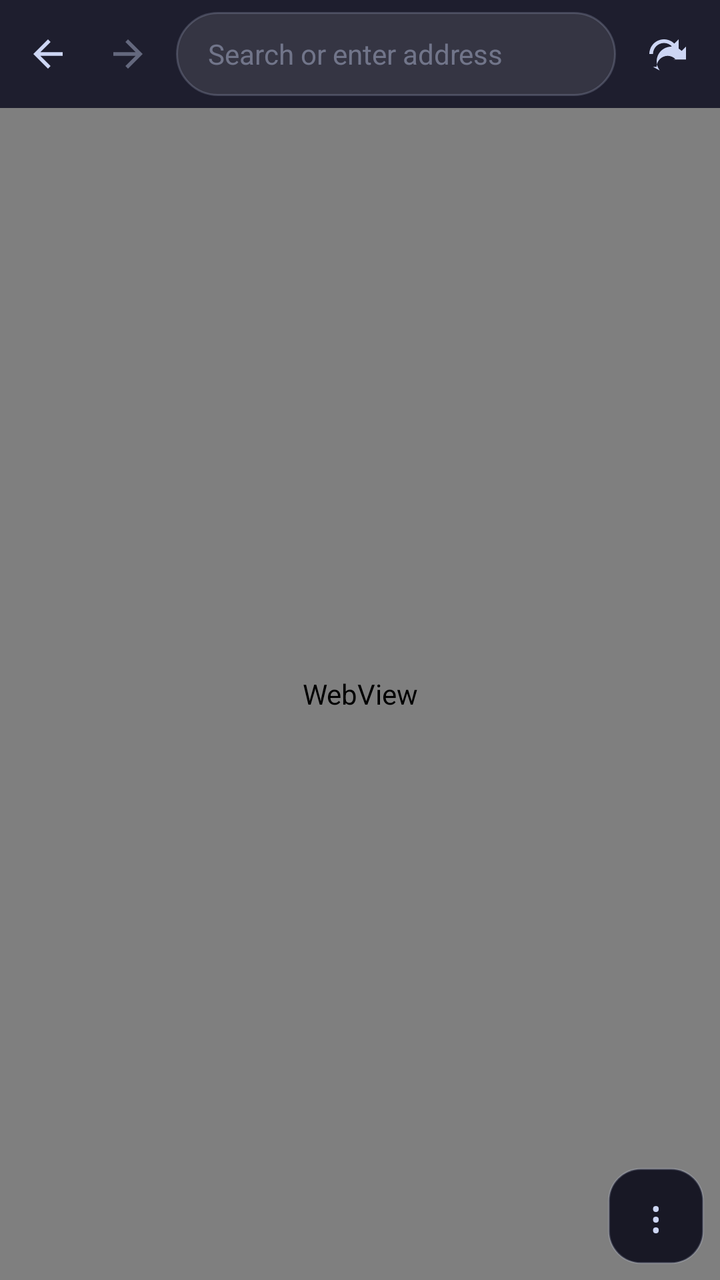
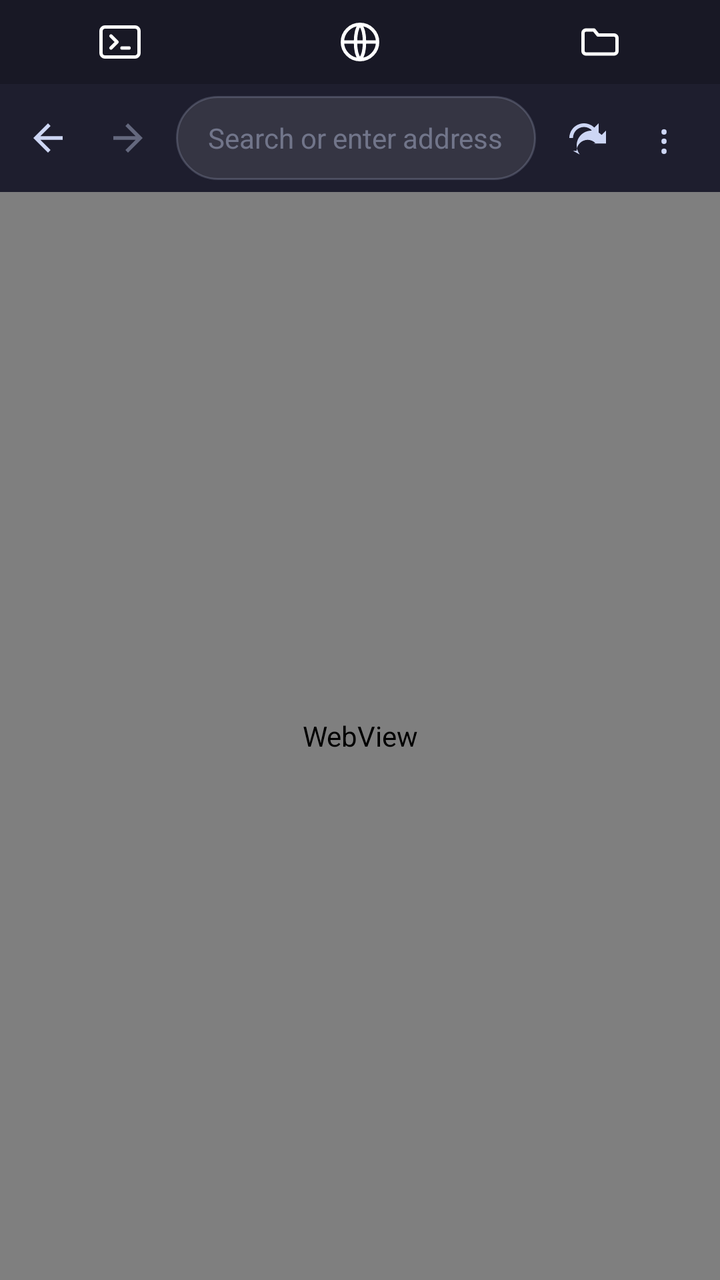

Screens rendered from an Android XML layout before and after an edit, with the pre-edit source and the edit as a unified diff.
<!-- AndroidManifest.xml: activity theme Theme.RedTermApp -->
<!-- res/layout/activity_browser.xml -->
<?xml version="1.0" encoding="utf-8"?>
<LinearLayout xmlns:android="http://schemas.android.com/apk/res/android"
    android:layout_width="match_parent"
    android:layout_height="match_parent"
    android:orientation="vertical"
    android:background="?attr/terminalBg"
    android:fitsSystemWindows="true">

    
    <LinearLayout
        android:layout_width="match_parent"
        android:layout_height="wrap_content"
        android:orientation="horizontal"
        android:gravity="center_vertical"
        android:paddingStart="4dp"
        android:paddingEnd="8dp"
        android:paddingTop="6dp"
        android:paddingBottom="6dp">

        <ImageButton
            android:id="@+id/browser_back_btn"
            android:layout_width="40dp"
            android:layout_height="40dp"
            android:background="?attr/selectableItemBackgroundBorderless"
            android:contentDescription="@string/browser_back"
            android:padding="9dp"
            android:scaleType="fitCenter"
            android:src="@drawable/ic_arrow_back"
            android:tint="?attr/terminalText" />

        <ImageButton
            android:id="@+id/browser_forward_btn"
            android:layout_width="40dp"
            android:layout_height="40dp"
            android:background="?attr/selectableItemBackgroundBorderless"
            android:contentDescription="@string/browser_forward"
            android:padding="9dp"
            android:scaleType="fitCenter"
            android:src="@drawable/ic_arrow_forward"
            android:tint="?attr/terminalText"
            android:alpha="0.4" />

        <EditText
            android:id="@+id/browser_url"
            android:layout_width="0dp"
            android:layout_height="42dp"
            android:layout_weight="1"
            android:layout_marginStart="4dp"
            android:layout_marginEnd="4dp"
            android:background="@drawable/bg_url_field"
            android:hint="@string/browser_url_hint"
            android:importantForAutofill="no"
            android:imeOptions="actionGo"
            android:inputType="textUri"
            android:paddingStart="16dp"
            android:paddingEnd="16dp"
            android:selectAllOnFocus="true"
            android:singleLine="true"
            android:textColor="?attr/terminalText"
            android:textColorHint="#66CDD6F4"
            android:textSize="14sp" />

        <ImageButton
            android:id="@+id/browser_reload_btn"
            android:layout_width="40dp"
            android:layout_height="40dp"
            android:background="?attr/selectableItemBackgroundBorderless"
            android:contentDescription="@string/browser_reload"
            android:padding="9dp"
            android:scaleType="fitCenter"
            android:src="@drawable/ic_reload"
            android:tint="?attr/terminalText" />
    </LinearLayout>

    
    <ProgressBar
        android:id="@+id/browser_progress"
        style="?android:attr/progressBarStyleHorizontal"
        android:layout_width="match_parent"
        android:layout_height="3dp"
        android:indeterminate="false"
        android:max="100"
        android:progress="0"
        android:progressTint="?attr/colorPrimary"
        android:visibility="gone" />

    <FrameLayout
        android:layout_width="match_parent"
        android:layout_height="0dp"
        android:layout_weight="1">

        <WebView
            android:id="@+id/browser_webview"
            android:layout_width="match_parent"
            android:layout_height="match_parent" />

        
        <TextView
            android:id="@+id/browser_menu_btn"
            android:layout_width="48dp"
            android:layout_height="48dp"
            android:layout_gravity="bottom|end"
            android:layout_marginEnd="8dp"
            android:layout_marginBottom="8dp"
            android:background="@drawable/bg_keyboard_chip"
            android:contentDescription="@string/browser_menu"
            android:elevation="6dp"
            android:gravity="center"
            android:text="@string/browser_overflow"
            android:textColor="?attr/terminalText"
            android:textSize="22sp" />
    </FrameLayout>

    
    <LinearLayout
        android:id="@+id/browser_find_bar"
        android:layout_width="match_parent"
        android:layout_height="wrap_content"
        android:orientation="horizontal"
        android:gravity="center_vertical"
        android:background="?attr/extraKeysBg"
        android:paddingStart="10dp"
        android:paddingEnd="4dp"
        android:paddingTop="4dp"
        android:paddingBottom="4dp"
        android:visibility="gone">

        <EditText
            android:id="@+id/browser_find_input"
            android:layout_width="0dp"
            android:layout_height="38dp"
            android:layout_weight="1"
            android:background="@null"
            android:hint="@string/browser_find_hint"
            android:importantForAutofill="no"
            android:imeOptions="actionSearch"
            android:inputType="text"
            android:singleLine="true"
            android:textColor="?attr/terminalText"
            android:textColorHint="#66CDD6F4"
            android:textSize="14sp" />

        <TextView
            android:id="@+id/browser_find_count"
            android:layout_width="wrap_content"
            android:layout_height="wrap_content"
            android:layout_marginEnd="6dp"
            android:text="@string/browser_find_none"
            android:textColor="?attr/terminalText"
            android:textSize="12sp"
            android:alpha="0.6" />

        <TextView
            android:id="@+id/browser_find_prev"
            android:layout_width="36dp"
            android:layout_height="36dp"
            android:contentDescription="@string/browser_back"
            android:gravity="center"
            android:text="@string/key_up"
            android:textColor="?attr/terminalText"
            android:textSize="15sp" />

        <TextView
            android:id="@+id/browser_find_next"
            android:layout_width="36dp"
            android:layout_height="36dp"
            android:contentDescription="@string/browser_forward"
            android:gravity="center"
            android:text="@string/key_down"
            android:textColor="?attr/terminalText"
            android:textSize="15sp" />

        <TextView
            android:id="@+id/browser_find_close"
            android:layout_width="36dp"
            android:layout_height="36dp"
            android:contentDescription="@string/key_close"
            android:gravity="center"
            android:text="@string/key_close"
            android:textColor="?attr/terminalText"
            android:textSize="15sp" />
    </LinearLayout>
</LinearLayout>
<!-- resources referenced by this layout -->
<resources>
  <!-- drawable bg_keyboard_chip (drawable) -->
  <?xml version="1.0" encoding="utf-8"?>
  <shape xmlns:android="http://schemas.android.com/apk/res/android"
      android:shape="rectangle">
      <solid android:color="?attr/extraKeysBg" />
      <corners android:radius="16dp" />
      <stroke
          android:width="1dp"
          android:color="#33CDD6F4" />
  </shape>
  <!-- drawable bg_url_field (drawable) -->
  <?xml version="1.0" encoding="utf-8"?>
  <shape xmlns:android="http://schemas.android.com/apk/res/android"
      android:shape="rectangle">
      <solid android:color="#1AFFFFFF" />
      <corners android:radius="22dp" />
      <stroke
          android:width="1dp"
          android:color="#33CDD6F4" />
  </shape>
  <string name="browser_back">Back</string>
  <string name="browser_find_hint">Find in page…</string>
  <string name="browser_find_none">0/0</string>
  <string name="browser_forward">Forward</string>
  <string name="browser_menu">Menu</string>
  <string name="browser_overflow">⋮</string>
  <string name="browser_reload">Reload</string>
  <string name="browser_url_hint">Search or enter address</string>
  <string name="key_close">✕</string>
  <string name="key_down">▼</string>
  <string name="key_up">▲</string>
  <color name="primary">#FF89B4FA</color>
  <color name="black">#FF000000</color>
  <color name="surface">#FF1E1E2E</color>
  <color name="on_surface">#FFCDD6F4</color>
  <color name="terminal_bg">#FF1E1E2E</color>
  <color name="terminal_text">#FFCDD6F4</color>
  <color name="extra_keys_bg">#FF181825</color>
  <color name="extra_keys_text">#FFCDD6F4</color>
  <!-- unchanged entries left out for length: 4 -->
</resources>

<!-- the commit's change to res/layout/activity_browser.xml (unified diff, before → after) -->
@@ -5,6 +5,11 @@
     android:orientation="vertical"
     android:background="?attr/terminalBg"
     android:fitsSystemWindows="true">
+
+    <include
+        layout="@layout/tab_strip"
+        android:layout_width="match_parent"
+        android:layout_height="42dp" />
 
     
     <LinearLayout
@@ -70,6 +75,18 @@
             android:scaleType="fitCenter"
             android:src="@drawable/ic_reload"
             android:tint="?attr/terminalText" />
+
+        
+        <TextView
+            android:id="@+id/browser_menu_btn"
+            android:layout_width="40dp"
+            android:layout_height="40dp"
+            android:background="?attr/selectableItemBackgroundBorderless"
+            android:contentDescription="@string/browser_menu"
+            android:gravity="center"
+            android:text="@string/browser_overflow"
+            android:textColor="?attr/terminalText"
+            android:textSize="20sp" />
     </LinearLayout>
 
     
@@ -93,22 +110,6 @@
             android:id="@+id/browser_webview"
             android:layout_width="match_parent"
             android:layout_height="match_parent" />
-
-        
-        <TextView
-            android:id="@+id/browser_menu_btn"
-            android:layout_width="48dp"
-            android:layout_height="48dp"
-            android:layout_gravity="bottom|end"
-            android:layout_marginEnd="8dp"
-            android:layout_marginBottom="8dp"
-            android:background="@drawable/bg_keyboard_chip"
-            android:contentDescription="@string/browser_menu"
-            android:elevation="6dp"
-            android:gravity="center"
-            android:text="@string/browser_overflow"
-            android:textColor="?attr/terminalText"
-            android:textSize="22sp" />
     </FrameLayout>
 
     
@@ -181,3 +182,45 @@
             android:textSize="15sp" />
     </LinearLayout>
 </LinearLayout>
+<!-- res/layout/tab_strip.xml (included above) -->
+<?xml version="1.0" encoding="utf-8"?>
+<LinearLayout xmlns:android="http://schemas.android.com/apk/res/android"
+    android:layout_width="match_parent"
+    android:layout_height="42dp"
+    android:orientation="horizontal"
+    android:background="?attr/extraKeysBg"
+    android:gravity="center_vertical">
+
+    <ImageButton
+        android:id="@+id/tab_terminal"
+        android:layout_width="0dp"
+        android:layout_height="match_parent"
+        android:layout_weight="1"
+        android:src="@drawable/ic_tab_terminal"
+        android:scaleType="centerInside"
+        android:padding="9dp"
+        android:background="?attr/selectableItemBackground"
+        android:contentDescription="@string/tab_terminal" />
+
+    <ImageButton
+        android:id="@+id/tab_browser"
+        android:layout_width="0dp"
+        android:layout_height="match_parent"
+        android:layout_weight="1"
+        android:src="@drawable/ic_tab_browser"
+        android:scaleType="centerInside"
+        android:padding="9dp"
+        android:background="?attr/selectableItemBackground"
+        android:contentDescription="@string/tab_browser" />
+
+    <ImageButton
+        android:id="@+id/tab_files"
+        android:layout_width="0dp"
+        android:layout_height="match_parent"
+        android:layout_weight="1"
+        android:src="@drawable/ic_tab_files"
+        android:scaleType="centerInside"
+        android:padding="9dp"
+        android:background="?attr/selectableItemBackground"
+        android:contentDescription="@string/tab_files" />
+</LinearLayout>
<!-- resource entries referenced after the edit -->
@@ -1,15 +1,5 @@
 <!-- resources referenced by this layout -->
 <resources>
-  <!-- drawable bg_keyboard_chip (drawable) -->
-  <?xml version="1.0" encoding="utf-8"?>
-  <shape xmlns:android="http://schemas.android.com/apk/res/android"
-      android:shape="rectangle">
-      <solid android:color="?attr/extraKeysBg" />
-      <corners android:radius="16dp" />
-      <stroke
-          android:width="1dp"
-          android:color="#33CDD6F4" />
-  </shape>
   <!-- drawable bg_url_field (drawable) -->
   <?xml version="1.0" encoding="utf-8"?>
   <shape xmlns:android="http://schemas.android.com/apk/res/android"
@@ -20,6 +10,66 @@
           android:width="1dp"
           android:color="#33CDD6F4" />
   </shape>
+  <!-- drawable ic_tab_browser (drawable) -->
+  <?xml version="1.0" encoding="utf-8"?>
+  <vector xmlns:android="http://schemas.android.com/apk/res/android"
+      android:width="24dp"
+      android:height="24dp"
+      android:viewportWidth="24"
+      android:viewportHeight="24">
+      <path
+          android:pathData="M12,3.2C16.86,3.2 20.8,7.14 20.8,12C20.8,16.86 16.86,20.8 12,20.8C7.14,20.8 3.2,16.86 3.2,12C3.2,7.14 7.14,3.2 12,3.2Z"
+          android:strokeColor="#FFFFFFFF"
+          android:strokeWidth="1.7"
+          android:strokeLineJoin="round" />
+      <path
+          android:pathData="M12,3.2C9,6.5 9,17.5 12,20.8C15,17.5 15,6.5 12,3.2Z"
+          android:strokeColor="#FFFFFFFF"
+          android:strokeWidth="1.7"
+          android:strokeLineJoin="round" />
+      <path
+          android:pathData="M3.7,12L20.3,12"
+          android:strokeColor="#FFFFFFFF"
+          android:strokeWidth="1.7"
+          android:strokeLineCap="round" />
+  </vector>
+  <!-- drawable ic_tab_files (drawable) -->
+  <?xml version="1.0" encoding="utf-8"?>
+  <vector xmlns:android="http://schemas.android.com/apk/res/android"
+      android:width="24dp"
+      android:height="24dp"
+      android:viewportWidth="24"
+      android:viewportHeight="24">
+      <path
+          android:pathData="M3.5,9L3.5,7.5A1.5,1.5 0 0 1 5,6L9,6L11,8.5L19,8.5A1.5,1.5 0 0 1 20.5,10L20.5,16.5A1.5,1.5 0 0 1 19,18L5,18A1.5,1.5 0 0 1 3.5,16.5Z"
+          android:strokeColor="#FFFFFFFF"
+          android:strokeWidth="1.7"
+          android:strokeLineJoin="round" />
+  </vector>
+  <!-- drawable ic_tab_terminal (drawable) -->
+  <?xml version="1.0" encoding="utf-8"?>
+  <vector xmlns:android="http://schemas.android.com/apk/res/android"
+      android:width="24dp"
+      android:height="24dp"
+      android:viewportWidth="24"
+      android:viewportHeight="24">
+      <path
+          android:pathData="M4.5,4.5L19.5,4.5A2,2 0 0 1 21.5,6.5L21.5,17.5A2,2 0 0 1 19.5,19.5L4.5,19.5A2,2 0 0 1 2.5,17.5L2.5,6.5A2,2 0 0 1 4.5,4.5Z"
+          android:strokeColor="#FFFFFFFF"
+          android:strokeWidth="1.7"
+          android:strokeLineJoin="round" />
+      <path
+          android:pathData="M7.5,9L10.5,12L7.5,15"
+          android:strokeColor="#FFFFFFFF"
+          android:strokeWidth="1.7"
+          android:strokeLineCap="round"
+          android:strokeLineJoin="round" />
+      <path
+          android:pathData="M13,15L16.5,15"
+          android:strokeColor="#FFFFFFFF"
+          android:strokeWidth="1.7"
+          android:strokeLineCap="round" />
+  </vector>
   <string name="browser_back">Back</string>
   <string name="browser_find_hint">Find in page…</string>
   <string name="browser_find_none">0/0</string>
@@ -31,6 +81,9 @@
   <string name="key_close">✕</string>
   <string name="key_down">▼</string>
   <string name="key_up">▲</string>
+  <string name="tab_browser">Browser</string>
+  <string name="tab_files">Files</string>
+  <string name="tab_terminal">Terminal</string>
   <color name="primary">#FF89B4FA</color>
   <color name="black">#FF000000</color>
   <color name="surface">#FF1E1E2E</color>
